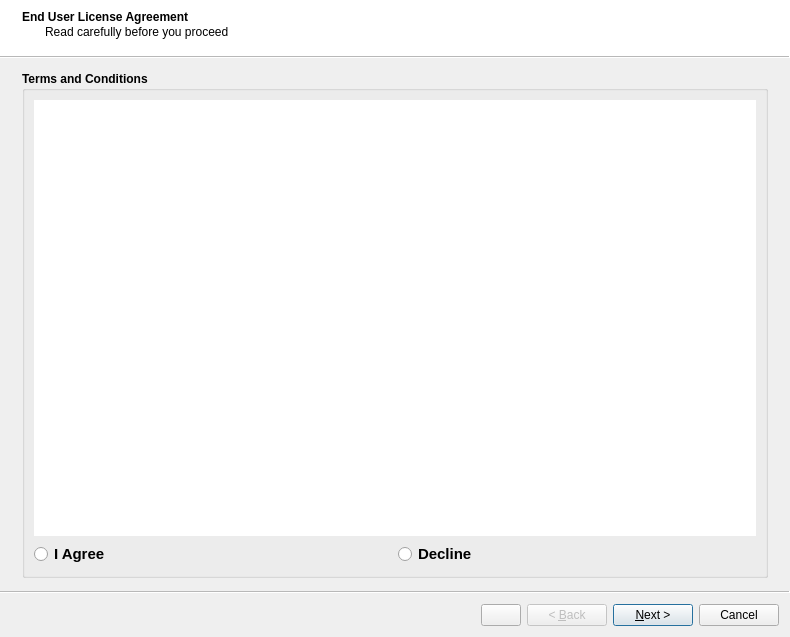
This is ui/wizard/ui_stdm_config.ui in gltn/stdm as Qt 5 draws it before an edit. The edited form follows.
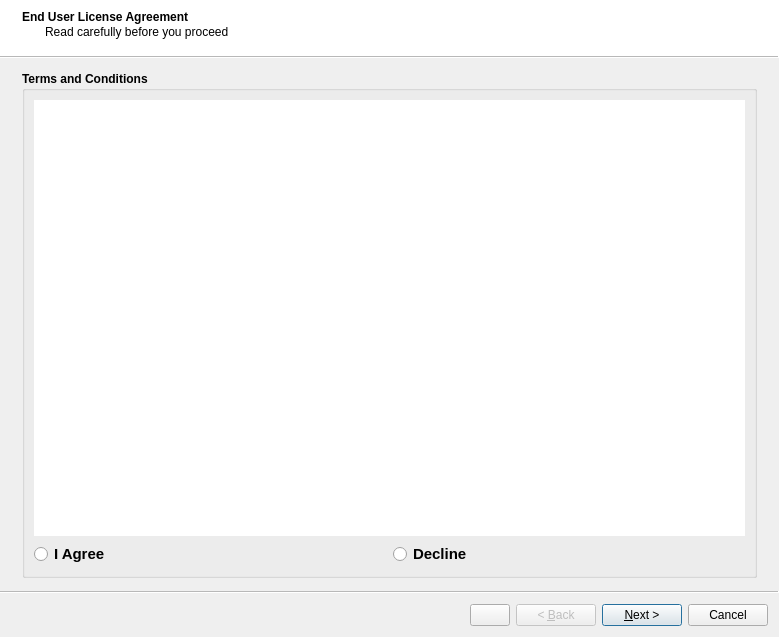
This is the edited form. Icons and pictures are not drawn. Custom widgets are drawn as their Qt base class.

```diff
--- a/ui/wizard/ui_stdm_config.ui
+++ b/ui/wizard/ui_stdm_config.ui
@@ -9,19 +9,19 @@
    <rect>
     <x>0</x>
     <y>0</y>
-    <width>790</width>
+    <width>779</width>
     <height>637</height>
    </rect>
   </property>
   <property name="sizePolicy">
-   <sizepolicy hsizetype="Fixed" vsizetype="Fixed">
+   <sizepolicy hsizetype="Minimum" vsizetype="Fixed">
     <horstretch>0</horstretch>
     <verstretch>0</verstretch>
    </sizepolicy>
   </property>
   <property name="minimumSize">
    <size>
-    <width>520</width>
+    <width>720</width>
     <height>100</height>
    </size>
   </property>
```
Left out of the diff: 184 changed lines with no effect on the pictures.
